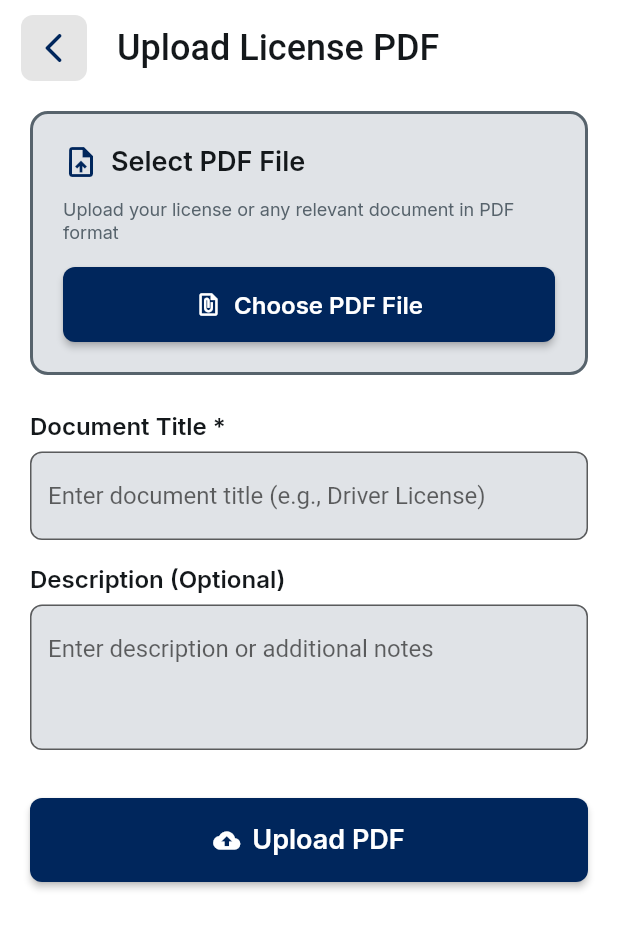
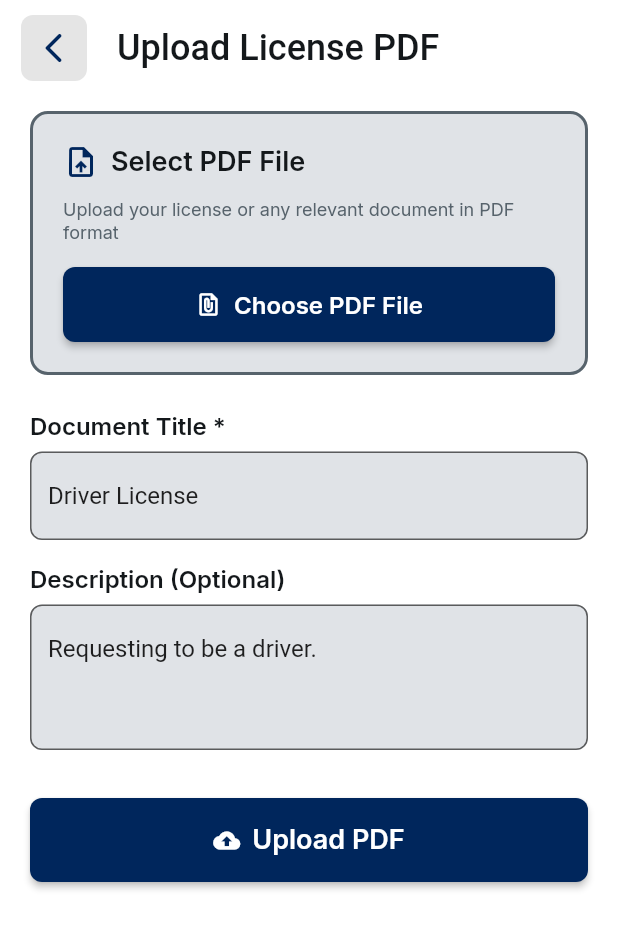
Before and after one commit to LiewHaoShean/rideLink, a Flutter app: the DashboardUploadPdfWidget screen opened by its route, on a phone screen of 412 x 824 dp. Shown: the top 929 px of the screen. Run offline on Flutter 3.47's test engine with Material 3 defaults, Android fonts, the phone set to English and light mode, and no system bars; drawn by our look-alikes of auto_size_text; our stand-ins replace cached_network_image, cloud_firestore, dio, dropdown_button2, file_picker, firebase_auth and 15 more; missing offline and left inert: flutter_pdfview, json_path; accounts and stored records are empty.

Commit message:
init value for title and des when uploading license

```diff
--- a/lib/screens/user/create_ride/dashboard_upload_pdf.dart
+++ b/lib/screens/user/create_ride/dashboard_upload_pdf.dart
@@ -48,6 +48,13 @@ class _DashboardUploadPdfWidgetState extends State<DashboardUploadPdfWidget> {
     _titleController.dispose();
     _descriptionController.dispose();
     super.dispose();
+  }
+
+  void initState() {
+    super.initState();
+
+    _titleController.text = 'Driver License';
+    _descriptionController.text = 'Requesting to be a driver.';
   }
 
   Future<void> _pickPdfFile() async {
```
